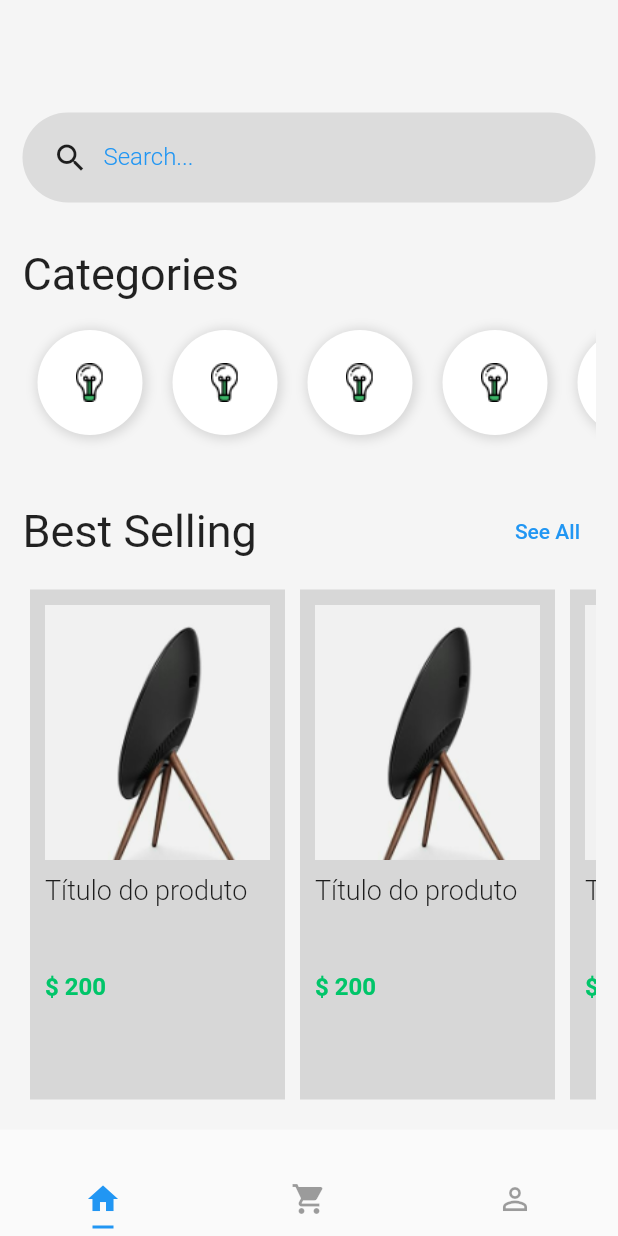
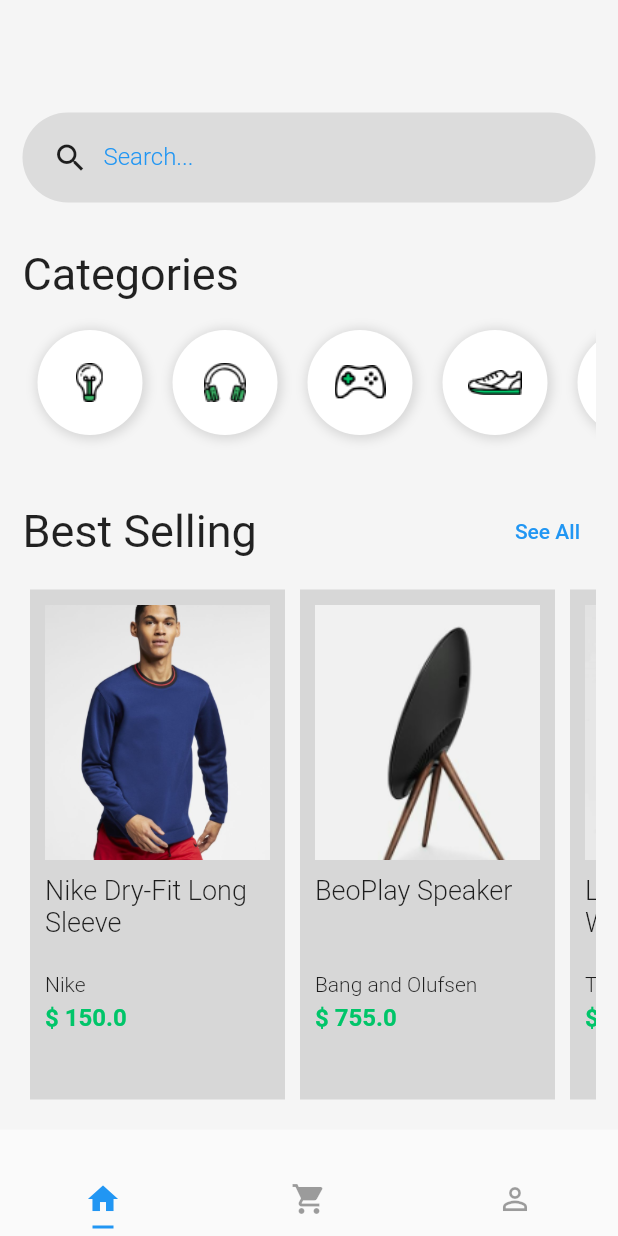
Before and after one commit to VitoriaMagnus/shopping, a Flutter app: the screen it shows after launch, after a tap on "See All", on a phone screen of 412 x 824 dp. Run offline on Flutter 3.47's test engine with Material 2 defaults, Android fonts, the phone set to English and light mode, and no system bars.

Commit message:
Organização dos componentes

```diff
--- a/lib/pages/home_page.dart
+++ b/lib/pages/home_page.dart
@@ -1,5 +1,8 @@
+// ignore_for_file: prefer_const_constructors
 import 'package:flutter/material.dart';
-import 'package:shopping/pages/product_page.dart';
+import 'package:shopping/widgets/category/category_list_widget.dart';
+import 'package:shopping/widgets/product/product_list_widget.dart';
+import 'package:shopping/widgets/search_box_widget.dart';
 
 class HomePage extends StatelessWidget {
   const HomePage({Key? key}) : super(key: key);
@@ -17,7 +20,7 @@ class HomePage extends StatelessWidget {
               SizedBox(
                 height: 60,
               ),
-              search(),
+              SearchBox(),
               SizedBox(
                 height: 30,
               ),
@@ -32,7 +35,7 @@ class HomePage extends StatelessWidget {
               ),
               Container(
                 height: 90,
-                child: categoryList(),
+                child: const CategoryList(),
               ),
               SizedBox(
                 height: 30,
@@ -40,7 +43,7 @@ class HomePage extends StatelessWidget {
               Row(
                 mainAxisAlignment: MainAxisAlignment.spaceBetween,
                 children: [
-                  Text(
+                  const Text(
                     'Best Selling',
                     style: TextStyle(
                       fontSize: 30,
@@ -48,16 +51,16 @@ class HomePage extends StatelessWidget {
                   ),
                   TextButton(
                     onPressed: () {},
-                    child: Text('See All'),
+                    child: const Text('See All'),
                   ),
                 ],
               ),
               SizedBox(
                 height: 10,
               ),
-              Container(
+              SizedBox(
                 height: 350,
-                child: productList(context),
+                child: ProductList(scrollDirection: Axis.horizontal),
               ),
             ],
           ),
@@ -66,155 +69,3 @@ class HomePage extends StatelessWidget {
     );
   }
 }
-
-Widget search() {
-  return Container(
-    height: 60,
-    padding: EdgeInsets.only(
-      left: 20,
-    ),
-    decoration: BoxDecoration(
-      color: Colors.black.withOpacity(0.1),
-      borderRadius: const BorderRadius.all(
-        Radius.circular(128),
-      ),
-    ),
-    child: Row(
-      children: [
-        const Icon(Icons.search),
-        Container(
-          width: 300,
-          padding: const EdgeInsets.only(left: 10),
-          child: TextFormField(
-            keyboardType: TextInputType.text,
-            decoration: const InputDecoration(
-              border: InputBorder.none,
-              labelText: 'Search...',
-              labelStyle: TextStyle(
-                color: Colors.blue,
-                fontWeight: FontWeight.w300,
-                fontSize: 16,
-              ),
-            ),
-            style: TextStyle(
-              fontSize: 20,
-              color: Colors.blue,
-            ),
-          ),
-        ),
-      ],
-    ),
-  );
-}
-
-Widget categoryList() {
-  return Container(
-    child: ListView(
-      scrollDirection: Axis.horizontal,
-      children: [
-        categoryItem(),
-        categoryItem(),
-        categoryItem(),
-        categoryItem(),
-        categoryItem(),
-        categoryItem(),
-      ],
-    ),
-  );
-}
-
-Widget categoryItem() {
-  return Container(
-    width: 70,
-    height: 70,
-    margin: const EdgeInsets.all(10),
-    padding: const EdgeInsets.all(10),
-    decoration: const BoxDecoration(
-      color: Colors.white,
-      boxShadow: [
-        BoxShadow(
-          color: Colors.black12,
-          offset: Offset(1, 1),
-          blurRadius: 5,
-          spreadRadius: 2,
-        ),
-      ],
-      borderRadius: BorderRadius.all(
-        Radius.circular(64),
-      ),
-    ),
-    child: Image.asset('assets/Icon_Devices.png'),
-  );
-}
-
-Widget productList(BuildContext context) {
-  return Container(
-    child: ListView(
-      scrollDirection: Axis.horizontal,
-      children: [
-        productItem(context),
-        productItem(context),
-        productItem(context),
-        productItem(context),
-        productItem(context),
-        productItem(context),
-      ],
-    ),
-  );
-}
-
-Widget productItem(BuildContext context) {
-  return Container(
-    padding: EdgeInsets.all(10),
-    margin: EdgeInsets.all(5),
-    width: 170,
-    color: Colors.black12,
-    child: Column(
-      crossAxisAlignment: CrossAxisAlignment.start,
-      children: [
-        GestureDetector(
-          onTap: () {
-            Navigator.push(
-              context,
-              MaterialPageRoute(
-                builder: (context) => ProductPage(),
-              ),
-            );
-          },
-          child: Image.asset(
-            'assets/product-1.png',
-            width: 170,
-            height: 170,
-            fit: BoxFit.cover,
-          ),
-        ),
-        SizedBox(
-          height: 10,
-        ),
-        Container(
-          height: 60,
-          child: Text(
-            'Título do produto',
-            style: TextStyle(
-              fontSize: 18,
-              fontWeight: FontWeight.w300,
-            ),
-          ),
-        ),
-        SizedBox(
-          height: 5,
-        ),
-        Text(
-          '\$ 200',
-          style: TextStyle(
-            fontSize: 16,
-            fontWeight: FontWeight.bold,
-            color: Color(
-              0xFF00C569,
-            ),
-          ),
-        )
-      ],
-    ),
-  );
-}
--- a/lib/pages/product_page.dart
+++ b/lib/pages/product_page.dart
@@ -1,7 +1,17 @@
 import 'package:flutter/material.dart';
 
 class ProductPage extends StatelessWidget {
-  const ProductPage({Key? key}) : super(key: key);
+  final String? image;
+  final String? title;
+  final String? description;
+  final double? price;
+
+  ProductPage({
+    required this.image,
+    required this.title,
+    required this.description,
+    required this.price,
+  });
 
   @override
   Widget build(BuildContext context) {
@@ -18,7 +28,7 @@ class ProductPage extends StatelessWidget {
               flexibleSpace: FlexibleSpaceBar(
                 centerTitle: true,
                 background: Image.asset(
-                  'assets/product-10.png',
+                  image!,
                   width: 170,
                   height: 170,
                   fit: BoxFit.cover,
@@ -28,7 +38,7 @@ class ProductPage extends StatelessWidget {
           ];
         },
         body: ListView(
-          children: const [
+          children: [
             Padding(
               padding: EdgeInsets.only(
                 top: 10,
@@ -36,7 +46,7 @@ class ProductPage extends StatelessWidget {
                 right: 10,
               ),
               child: Text(
-                'Dry Fit Long Sleeve',
+                title!,
                 style: TextStyle(
                   fontSize: 26,
                   fontWeight: FontWeight.bold,
@@ -45,7 +55,7 @@ class ProductPage extends StatelessWidget {
             ),
             Padding(
               padding: EdgeInsets.all(10),
-              child: Text('by Nike'),
+              child: Text(description!),
             ),
             Padding(
               padding: EdgeInsets.all(10),
--- /dev/null
+++ b/lib/widgets/category/category_item_widget.dart
@@ -0,0 +1,32 @@
+import 'package:flutter/material.dart';
+
+class CategoryItem extends StatelessWidget {
+  final String? image;
+
+  const CategoryItem({this.image});
+
+  @override
+  Widget build(BuildContext context) {
+    return Container(
+      width: 70,
+      height: 70,
+      margin: const EdgeInsets.all(10),
+      padding: const EdgeInsets.all(10),
+      decoration: const BoxDecoration(
+        color: Colors.white,
+        boxShadow: [
+          BoxShadow(
+            color: Colors.black12,
+            offset: Offset(1, 1),
+            blurRadius: 5,
+            spreadRadius: 2,
+          ),
+        ],
+        borderRadius: BorderRadius.all(
+          Radius.circular(64),
+        ),
+      ),
+      child: Image.asset(image!),
+    );
+  }
+}
--- /dev/null
+++ b/lib/widgets/category/category_list_widget.dart
@@ -0,0 +1,24 @@
+import 'package:flutter/material.dart';
+import 'package:shopping/widgets/category/category_item_widget.dart';
+
+class CategoryList extends StatelessWidget {
+  const CategoryList({Key? key}) : super(key: key);
+
+  @override
+  Widget build(BuildContext context) {
+    return Container(
+      child: ListView(
+        scrollDirection: Axis.horizontal,
+        children: [
+          CategoryItem(image: 'assets/Icon_Devices.png'),
+          CategoryItem(
+            image: 'assets/Icon_Gadgets.png',
+          ),
+          CategoryItem(image: 'assets/Icon_Gaming.png'),
+          CategoryItem(image: 'assets/Icon_Mens_Shoe.png'),
+          CategoryItem(image: 'assets/Icon_Womens_Shoe.png'),
+        ],
+      ),
+    );
+  }
+}
--- /dev/null
+++ b/lib/widgets/product/product_card_widget.dart
@@ -0,0 +1,88 @@
+import 'package:flutter/material.dart';
+import 'package:shopping/pages/product_page.dart';
+
+class ProductCard extends StatelessWidget {
+  final String? image;
+  final String? title;
+  final String? description;
+  final double? price;
+
+  const ProductCard({
+    this.image,
+    this.description,
+    this.price,
+    this.title,
+  });
+
+  @override
+  Widget build(BuildContext context) {
+    return Container(
+      padding: EdgeInsets.all(10),
+      margin: EdgeInsets.all(5),
+      width: 170,
+      color: Colors.black12,
+      child: Column(
+        crossAxisAlignment: CrossAxisAlignment.start,
+        children: [
+          GestureDetector(
+            onTap: () {
+              Navigator.push(
+                context,
+                MaterialPageRoute(
+                  builder: (context) => ProductPage(
+                    title: title!,
+                    description: description!,
+                    image: image!,
+                    price: price!,
+                  ),
+                ),
+              );
+            },
+            child: Image.asset(
+              image!,
+              width: 170,
+              height: 170,
+              fit: BoxFit.cover,
+            ),
+          ),
+          SizedBox(
+            height: 10,
+          ),
+          Container(
+            height: 60,
+            child: Text(
+              title!,
+              style: TextStyle(
+                fontSize: 18,
+                fontWeight: FontWeight.w300,
+              ),
+            ),
+          ),
+          SizedBox(
+            height: 5,
+          ),
+          Text(
+            description!,
+            style: TextStyle(
+              fontSize: 14,
+              fontWeight: FontWeight.w300,
+            ),
+          ),
+          SizedBox(
+            height: 5,
+          ),
+          Text(
+            '\$ $price',
+            style: TextStyle(
+              fontSize: 16,
+              fontWeight: FontWeight.bold,
+              color: Color(
+                0xFF00C569,
+              ),
+            ),
+          )
+        ],
+      ),
+    );
+  }
+}
--- /dev/null
+++ b/lib/widgets/product/product_list_widget.dart
@@ -0,0 +1,48 @@
+import 'package:flutter/material.dart';
+import 'package:shopping/widgets/product/product_card_widget.dart';
+
+class ProductList extends StatelessWidget {
+  final Axis? scrollDirection;
+  ProductList({this.scrollDirection});
+
+  @override
+  Widget build(BuildContext context) {
+    return Container(
+      child: ListView(
+        scrollDirection: scrollDirection!,
+        children: const [
+          ProductCard(
+            title: 'Nike Dry-Fit Long Sleeve',
+            description: 'Nike',
+            image: 'assets/product-10.png',
+            price: 150,
+          ),
+          ProductCard(
+            title: 'BeoPlay Speaker',
+            description: 'Bang and Olufsen',
+            image: 'assets/product-1.png',
+            price: 755,
+          ),
+          ProductCard(
+            title: 'Leather Wristwatch',
+            description: 'Tag Heuer',
+            image: 'assets/product-2.png',
+            price: 450,
+          ),
+          ProductCard(
+            title: "Smart Bluetooth Speaker",
+            description: "Google Inc.",
+            image: "assets/product-3.png",
+            price: 900,
+          ),
+          ProductCard(
+            title: "Smart Luggage",
+            description: "Smart Inc.",
+            image: "assets/product-4.png",
+            price: 1000,
+          ),
+        ],
+      ),
+    );
+  }
+}
--- /dev/null
+++ b/lib/widgets/search_box_widget.dart
@@ -0,0 +1,46 @@
+import 'package:flutter/material.dart';
+
+class SearchBox extends StatelessWidget {
+  const SearchBox({Key? key}) : super(key: key);
+
+  @override
+  Widget build(BuildContext context) {
+    return Container(
+      height: 60,
+      padding: EdgeInsets.only(
+        left: 20,
+      ),
+      decoration: BoxDecoration(
+        color: Colors.black.withOpacity(0.1),
+        borderRadius: const BorderRadius.all(
+          Radius.circular(128),
+        ),
+      ),
+      child: Row(
+        children: [
+          const Icon(Icons.search),
+          Container(
+            width: 300,
+            padding: const EdgeInsets.only(left: 10),
+            child: TextFormField(
+              keyboardType: TextInputType.text,
+              decoration: const InputDecoration(
+                border: InputBorder.none,
+                labelText: 'Search...',
+                labelStyle: TextStyle(
+                  color: Colors.blue,
+                  fontWeight: FontWeight.w300,
+                  fontSize: 16,
+                ),
+              ),
+              style: TextStyle(
+                fontSize: 20,
+                color: Colors.blue,
+              ),
+            ),
+          ),
+        ],
+      ),
+    );
+  }
+}
```
